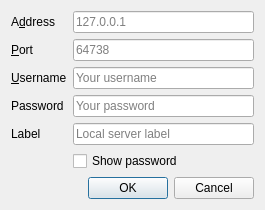
First picture: the form in src/mumble/ConnectDialogEdit.ui, repository mumble-voip/mumble, before the edit.
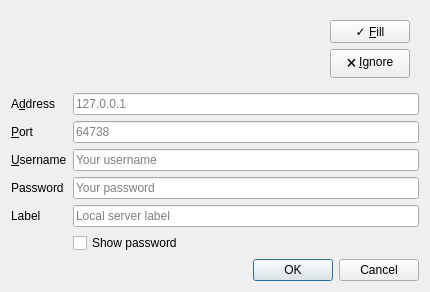
Second picture: the form after the edit.

Commit message: ConnectDialog: Handle HTTP URLs from clipboard

```diff
--- a/src/mumble/ConnectDialogEdit.ui
+++ b/src/mumble/ConnectDialogEdit.ui
@@ -6,8 +6,8 @@
    <rect>
     <x>0</x>
     <y>0</y>
-    <width>265</width>
-    <height>197</height>
+    <width>430</width>
+    <height>241</height>
    </rect>
   </property>
   <property name="sizePolicy">
@@ -16,11 +16,66 @@
     <verstretch>0</verstretch>
    </sizepolicy>
   </property>
+  <property name="minimumSize">
+   <size>
+    <width>430</width>
+    <height>0</height>
+   </size>
+  </property>
   <property name="windowTitle">
    <string>Edit Server</string>
   </property>
   <layout class="QGridLayout" name="gridLayout">
-   <item row="1" column="0">
+   <item row="1" column="0" colspan="2">
+    <widget class="QWidget" name="qwPasteNotice" native="true">
+     <layout class="QHBoxLayout" name="horizontalLayout">
+      <item>
+       <widget class="QLabel" name="qlPasteNotice">
+        <property name="sizePolicy">
+         <sizepolicy hsizetype="Expanding" vsizetype="Fixed">
+          <horstretch>0</horstretch>
+          <verstretch>0</verstretch>
+         </sizepolicy>
+        </property>
+        <property name="wordWrap">
+         <bool>true</bool>
+        </property>
+       </widget>
+      </item>
+      <item>
+       <layout class="QVBoxLayout" name="qlActions">
+        <item>
+         <widget class="QPushButton" name="qbFill">
+          <property name="sizePolicy">
+           <sizepolicy hsizetype="Fixed" vsizetype="Fixed">
+            <horstretch>0</horstretch>
+            <verstretch>0</verstretch>
+           </sizepolicy>
+          </property>
+          <property name="text">
+           <string>✓ &amp;Fill</string>
+          </property>
+         </widget>
+        </item>
+        <item>
+         <widget class="QPushButton" name="qbDiscard">
+          <property name="sizePolicy">
+           <sizepolicy hsizetype="Fixed" vsizetype="Fixed">
+            <horstretch>0</horstretch>
+            <verstretch>0</verstretch>
+           </sizepolicy>
+          </property>
+          <property name="text">
+           <string notr="true">🗙 &amp;Ignore</string>
+          </property>
+         </widget>
+        </item>
+       </layout>
+      </item>
+     </layout>
+    </widget>
+   </item>
+   <item row="2" column="0">
     <widget class="QLabel" name="qliServer">
      <property name="text">
       <string>A&amp;ddress</string>
@@ -30,7 +85,7 @@
      </property>
     </widget>
    </item>
-   <item row="1" column="1">
+   <item row="2" column="1">
     <widget class="QLineEdit" name="qleServer">
      <property name="toolTip">
       <string>Internet address of the server.</string>
@@ -44,7 +99,7 @@
      </property>
     </widget>
    </item>
-   <item row="2" column="0">
+   <item row="3" column="0">
     <widget class="QLabel" name="qliPort">
      <property name="text">
       <string>&amp;Port</string>
@@ -54,7 +109,7 @@
      </property>
     </widget>
    </item>
-   <item row="2" column="1">
+   <item row="3" column="1">
     <widget class="QLineEdit" name="qlePort">
      <property name="toolTip">
       <string>Port on which the server is listening</string>
@@ -68,7 +123,7 @@
      </property>
     </widget>
    </item>
-   <item row="4" column="0">
+   <item row="5" column="0">
     <widget class="QLabel" name="qliUsername">
      <property name="text">
       <string>&amp;Username</string>
@@ -78,7 +133,7 @@
      </property>
     </widget>
    </item>
-   <item row="5" column="0">
+   <item row="6" column="0">
     <widget class="QLabel" name="qliPassword">
      <property name="text">
       <string>Password</string>
@@ -88,7 +143,7 @@
      </property>
     </widget>
    </item>
-   <item row="4" column="1">
+   <item row="5" column="1">
     <widget class="QLineEdit" name="qleUsername">
      <property name="toolTip">
       <string>Username to send to the server</string>
@@ -102,14 +157,14 @@
      </property>
     </widget>
    </item>
-   <item row="8" column="1">
+   <item row="9" column="1">
     <widget class="QDialogButtonBox" name="qdbbButtonBox">
      <property name="standardButtons">
       <set>QDialogButtonBox::Cancel|QDialogButtonBox::Ok</set>
      </property>
     </widget>
    </item>
-   <item row="5" column="1">
+   <item row="6" column="1">
     <widget class="QLineEdit" name="qlePassword">
      <property name="toolTip">
       <string>Password to send to the server</string>
@@ -123,7 +178,7 @@
      </property>
     </widget>
    </item>
-   <item row="7" column="1">
+   <item row="8" column="1">
     <widget class="QCheckBox" name="qcbShowPassword">
      <property name="toolTip">
       <string/>
@@ -133,7 +188,7 @@
      </property>
     </widget>
    </item>
-   <item row="6" column="0">
+   <item row="7" column="0">
     <widget class="QLabel" name="qliName">
      <property name="text">
       <string>Label</string>
@@ -143,7 +198,7 @@
      </property>
     </widget>
    </item>
-   <item row="6" column="1">
+   <item row="7" column="1">
     <widget class="QLineEdit" name="qleName">
      <property name="toolTip">
       <string>Name of the server</string>
```
The commit also changes 3 other files.
